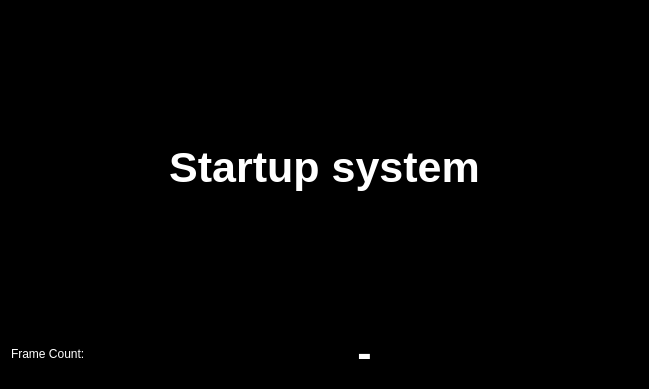
The window that raspi_video_hub/qt-vlc/mainwindow.ui (dostapazov/video_hub) describes before a commit, drawn with Qt 5.
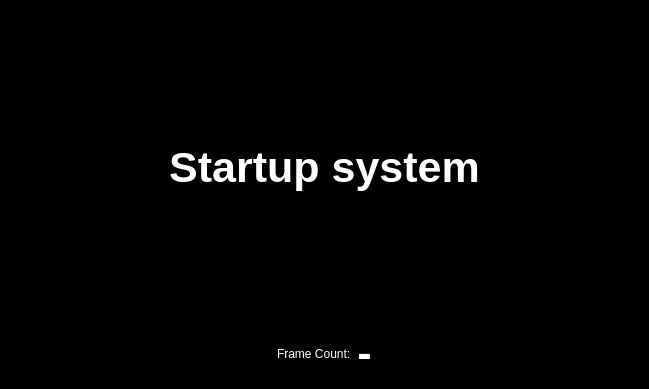
The same window after the commit.

What changed in the file:
```diff
--- a/raspi_video_hub/qt-vlc/mainwindow.ui
+++ b/raspi_video_hub/qt-vlc/mainwindow.ui
@@ -61,6 +61,19 @@
     </item>
     <item>
      <layout class="QHBoxLayout" name="horizontalLayout">
+      <item>
+       <spacer name="horizontalSpacer">
+        <property name="orientation">
+         <enum>Qt::Horizontal</enum>
+        </property>
+        <property name="sizeHint" stdset="0">
+         <size>
+          <width>40</width>
+          <height>20</height>
+         </size>
+        </property>
+       </spacer>
+      </item>
       <item>
        <widget class="QLabel" name="label_2">
         <property name="sizePolicy">
@@ -94,6 +107,19 @@
         </property>
        </widget>
       </item>
+      <item>
+       <spacer name="horizontalSpacer_2">
+        <property name="orientation">
+         <enum>Qt::Horizontal</enum>
+        </property>
+        <property name="sizeHint" stdset="0">
+         <size>
+          <width>40</width>
+          <height>20</height>
+         </size>
+        </property>
+       </spacer>
+      </item>
      </layout>
     </item>
    </layout>
```
